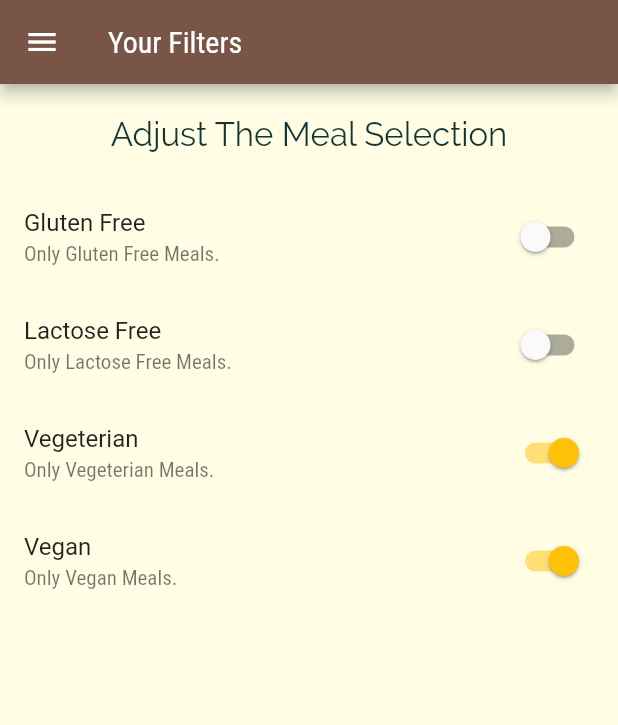
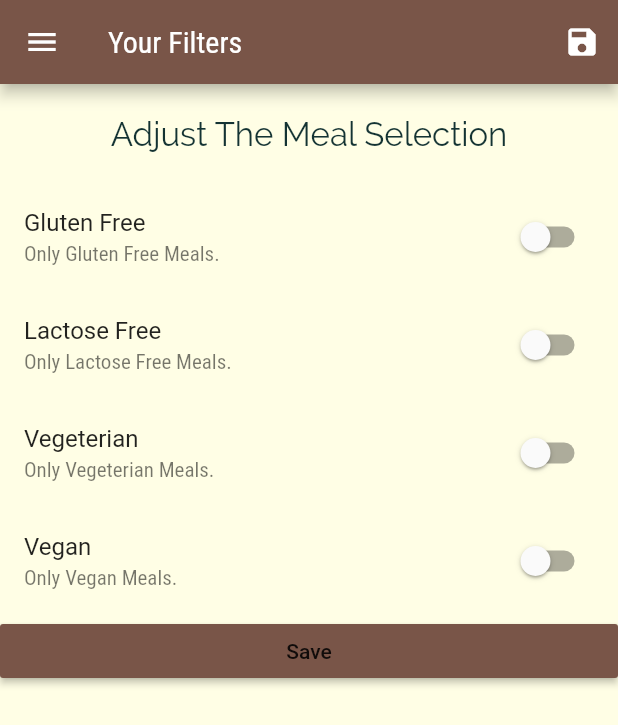
Before and after one commit to cosmasnyairo/meals_app, a Flutter app: the FilterScreen screen opened by its route, on a phone screen of 412 x 824 dp. Shown: the top 725 px of the screen. Run offline on Flutter 3.47's test engine with Material 2 defaults, Android fonts, the phone set to English and light mode, and no system bars.

Commit message:
New Commit

```diff
--- a/lib/screens/category_meals_screen.dart
+++ b/lib/screens/category_meals_screen.dart
@@ -2,11 +2,12 @@
 import 'package:flutter/material.dart';
 import 'package:meals_app/widgets/meal_item.dart';
 
-import '../dummy_data.dart';
 import '../models/meals.dart';
 import '../widgets/meal_item.dart';
 
 class CategoryMealsScreen extends StatefulWidget {
+  final  List<Meals> availableMeals;
+  CategoryMealsScreen(this.availableMeals);
   @override
   _CategoryMealsScreenState createState() => _CategoryMealsScreenState();
 }
@@ -23,7 +24,7 @@ class _CategoryMealsScreenState extends State<CategoryMealsScreen> {
           ModalRoute.of(context).settings.arguments as Map<String, String>;
       categoryTitle = routeArgs['title'];
       final categoryId = routeArgs['id'];
-      categoryMeals = DUMMY_Meals.where((meal) {
+      categoryMeals = widget.availableMeals.where((meal) {
         return meal.categories.contains(categoryId);
       }).toList();
       _loadedInitData = true;
--- a/lib/screens/filters_screen.dart
+++ b/lib/screens/filters_screen.dart
@@ -1,16 +1,30 @@
 import 'package:flutter/material.dart';
 import '../widgets/drawer.dart';
+import '../main.dart';
 
 class FilterScreen extends StatefulWidget {
+  final Function saveFilters;
+  final Map<String, bool> currentFilters;
+  FilterScreen(this.currentFilters, this.saveFilters);
+
   @override
   _FilterScreenState createState() => _FilterScreenState();
 }
 
 class _FilterScreenState extends State<FilterScreen> {
-  var _GlutenFree = false;
-  var _Vegan = true;
-  var _Vegetarian = true;
-  var _LactoseFree = false;
+  bool _GlutenFree = false;
+  bool _Vegan = false;
+  bool _Vegetarian = false;
+  bool _LactoseFree = false;
+
+  @override
+  initState() {
+    _GlutenFree = widget.currentFilters['gluten'];
+    _LactoseFree = widget.currentFilters['lactose'];
+    _Vegetarian = widget.currentFilters['vegeterian'];
+    _Vegan = widget.currentFilters['vegan'];
+    super.initState();
+  }
 
   Widget _buildSwitchListTile(
     String title,
@@ -32,6 +46,20 @@ class _FilterScreenState extends State<FilterScreen> {
       appBar: AppBar(
         title: Text('Your Filters'),
         backgroundColor: Theme.of(context).primaryColor,
+        actions: <Widget>[
+          IconButton(
+            icon: Icon(Icons.save),
+            onPressed: () {
+              final selectedFilters = {
+                'gluten': _GlutenFree,
+                'lactose': _LactoseFree,
+                'vegeterian': _Vegetarian,
+                'vegan': _Vegan,
+              };
+              widget.saveFilters(selectedFilters);
+            },
+          ),
+        ],
       ),
       drawer: Drawer(
         child: MainDrawer(),
@@ -49,48 +77,50 @@ class _FilterScreenState extends State<FilterScreen> {
             child: ListView(
               children: <Widget>[
                 _buildSwitchListTile(
-                  'Gluten Free',
-                  'Only Gluten Free Meals.',
-                  _GlutenFree,
-                  (updateValue){
+                    'Gluten Free', 'Only Gluten Free Meals.', _GlutenFree,
+                    (updateValue) {
                   setState(() {
-                      _GlutenFree =updateValue;
+                    _GlutenFree = updateValue;
                   });
-                  }
-                ),
+                }),
                 _buildSwitchListTile(
-                  'Lactose Free',
-                  'Only Lactose Free Meals.',
-                  _LactoseFree,
-                  (updateValue){
+                    'Lactose Free', 'Only Lactose Free Meals.', _LactoseFree,
+                    (updateValue) {
                   setState(() {
-                      _LactoseFree =updateValue;
+                    _LactoseFree = updateValue;
                   });
-                  }
-                ),
+                }),
                 _buildSwitchListTile(
-                  'Vegeterian',
-                  'Only Vegeterian Meals.',
-                  _Vegetarian,
-                  (updateValue){
+                    'Vegeterian', 'Only Vegeterian Meals.', _Vegetarian,
+                    (updateValue) {
                   setState(() {
-                      _Vegetarian =updateValue;
+                    _Vegetarian = updateValue;
                   });
-                  }
-                ),
-                _buildSwitchListTile(
-                  'Vegan',
-                  'Only Vegan Meals.',
-                   _Vegan,
-                  (updateValue){
+                }),
+                _buildSwitchListTile('Vegan', 'Only Vegan Meals.', _Vegan,
+                    (updateValue) {
                   setState(() {
-                      _Vegan =updateValue;
+                    _Vegan = updateValue;
                   });
-                  }
-                ),
+                }),
+                RaisedButton(
+                  child: Text('Save'),
+                  padding: EdgeInsets.all(10),
+                  color: Theme.of(context).primaryColor,
+
+                  onPressed: () {
+                    final selectedFilters = {
+                      'gluten': _GlutenFree,
+                      'lactose': _LactoseFree,
+                      'vegeterian': _Vegetarian,
+                      'vegan': _Vegan,
+                    };
+                    widget.saveFilters(selectedFilters);
+                  },
+                )
               ],
              ),
-          )
+          ),
         ],
       ),
     );
--- a/lib/screens/tabs_screen.dart
+++ b/lib/screens/tabs_screen.dart
@@ -24,6 +24,7 @@ class _TabsScreenState extends State<TabsScreen> {
   int _selectedPageIndex = 0;
 
   void _selectPage(int index) {
+
     setState(() {
       _selectedPageIndex = index;
     });
```
Also changed, not shown: lib/main.dart (+28 -2 lines). Lines whose indentation alone changed are shown as unchanged.
